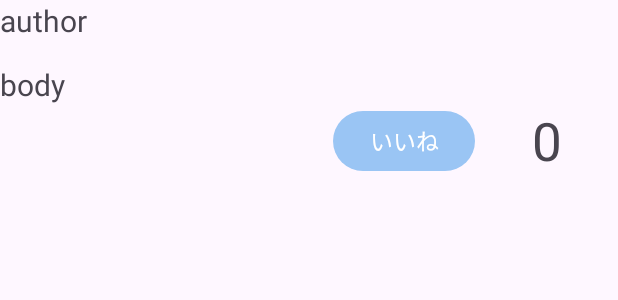
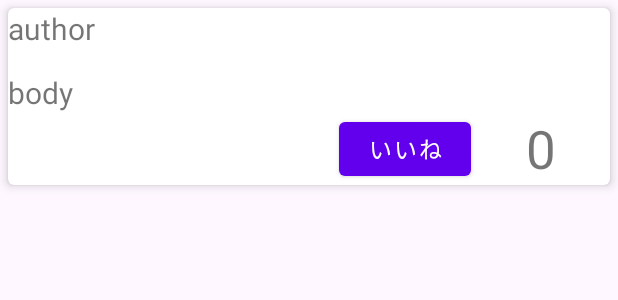
Before and after one commit to nozomi-terasawa/BluetoothMatchingApp, an Android app: the layout user_profile_item.xml on its own in the app's theme, with its tools: preview values and no code run, on a phone screen of 412 x 824 dp. Shown: the top 300 px of the screen. Run offline under Robolectric (Android 15) with nearby library versions, the phone set to English and light mode, and no system bars.

```diff
--- a/app/src/main/java/com/example/bluettoothmatching/ItemListAdapter.kt
+++ b/app/src/main/java/com/example/bluettoothmatching/ItemListAdapter.kt
@@ -12,8 +12,6 @@ import com.example.bluettoothmatching.databinding.UserProfileItemBinding
 
 class ItemListAdapter(private val onItemClicked: (Post) -> Unit)
     : ListAdapter<Post, ItemListAdapter.ItemViewHolder>(DiffCallback){
-
-
     override fun onCreateViewHolder(parent: ViewGroup, viewType: Int): ItemViewHolder {
         return ItemViewHolder(
             UserProfileItemBinding.inflate(
--- a/app/src/main/res/layout/user_profile_item.xml
+++ b/app/src/main/res/layout/user_profile_item.xml
@@ -1,6 +1,15 @@
 <?xml version="1.0" encoding="utf-8"?>
+<com.google.android.material.card.MaterialCardView
+    android:theme="@style/Theme.MaterialComponents.Light"
+    xmlns:android="http://schemas.android.com/apk/res/android"
+    xmlns:app="http://schemas.android.com/apk/res-auto"
+    android:layout_width="match_parent"
+    android:layout_height="wrap_content"
+    app:cardElevation="4dp"
+    app:cardCornerRadius="4dp"
+    android:layout_margin="5dp" >
 
-<androidx.constraintlayout.widget.ConstraintLayout xmlns:android="http://schemas.android.com/apk/res/android"
+    <androidx.constraintlayout.widget.ConstraintLayout
         xmlns:tools="http://schemas.android.com/tools"
         android:layout_width="match_parent"
         android:layout_height="wrap_content"
@@ -26,7 +35,6 @@
             android:textSize="20dp"
             tools:text="2023年7月11日"
             android:paddingStart="15dp" />
-
         -->
 
         <TextView
@@ -69,6 +77,12 @@
             android:paddingEnd="15dp"/>
 
     </androidx.constraintlayout.widget.ConstraintLayout>
+
+
+</com.google.android.material.card.MaterialCardView>
+
+
+
 
 <!--
 <com.google.android.material.card.MaterialCardView
```
Also changed, not shown: app/src/main/java/com/example/bluettoothmatching/database/FireStore.kt (+12 -0 lines), app/src/main/java/com/example/bluettoothmatching/fragment/CreatePostFragment.kt (+10 -2 lines), app/src/main/res/layout/advertise_item.xml (added, +59 -0 lines), app/src/main/res/layout/fragment_profile_list.xml (+5 -4 lines). Lines whose indentation alone changed are shown as unchanged.
